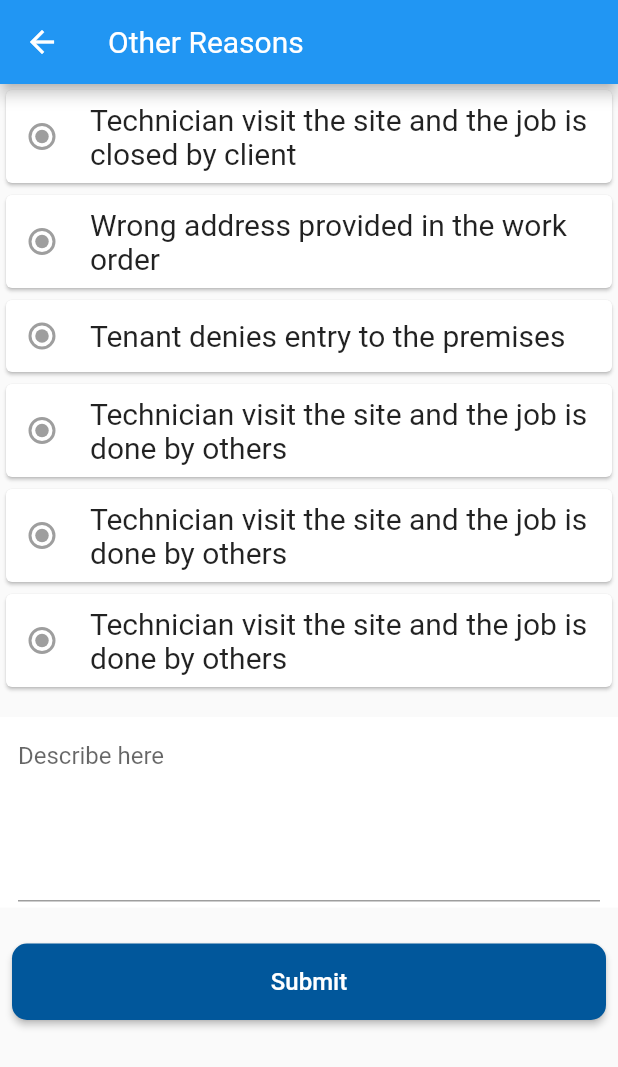
After one commit to openwavecomputing/JMS_Flutter_BLoC, a Flutter app: the TenantOthers screen opened directly, on a phone screen of 412 x 824 dp. The commit adds this screen. Shown: the top 1067 px of the screen. Run offline on Flutter 3.47's test engine with Material 2 defaults, Android fonts, the phone set to English and light mode, and no system bars; our stand-ins replace connectivity, device_info, equatable, flutter_bloc, package_info, progress_dialog and 1 more; accounts and stored records are empty.

Commit message:
feedback, hazard form, update job, tenant status and tbc screen implemented but yet to complete other screens and tweaks

```diff
--- a/lib/config/constants/size_constants.dart
+++ b/lib/config/constants/size_constants.dart
@@ -7,7 +7,9 @@ class SizeConstants {
   static const double SIZE_16 = 16.0;
   static const double SIZE_20 = 20.0;
   static const double SIZE_26 = 26.0;
+  static const double SIZE_32 = 32.0;
   static const double SIZE_50 = 50.0;
+  static const double SIZE_64 = 64.0;
 
   static const double SIZE_100 = 100.0;
   static const double SIZE_120 = 120.0;
--- /dev/null
+++ b/lib/modules/feedback/feedback.dart
@@ -0,0 +1,32 @@
+import 'package:flutter/material.dart';
+
+class FeedbackScreen extends StatefulWidget {
+  @override
+  _FeedbackScreenState createState() => _FeedbackScreenState();
+}
+
+class _FeedbackScreenState extends State<FeedbackScreen> {
+  @override
+  Widget build(BuildContext context) {
+    return Scaffold(
+      appBar: AppBar(
+        title: Text("Feedback",
+            style: TextStyle(
+                fontWeight: FontWeight.w400,
+                fontSize: 20.0,
+                color: Colors.white)),
+        backgroundColor: Colors.blue,
+      ),
+      body: ListView(
+        children: [
+          Text("1.Were they polite and courteous?"),
+          Text("2.Was the work area left clean?"),
+          Text("3.How would you rate the level of\nprovided service today?"),
+          Text("4.Were they on time for the their appointment?"),
+          Text("5.Was the result of the work done explain clearly to you?"),
+          Text("6.Has all the power and light circuits been restored?"),
+        ],
+      ),
+    );
+  }
+}
--- a/lib/modules/job_update/job_closed_by_tenant.dart
+++ b/lib/modules/job_update/job_closed_by_tenant.dart
@@ -12,12 +12,6 @@ class _JobClosedByTenantState extends State<JobClosedByTenant> {
   Widget build(BuildContext context) {
     return ListView(
         children: [
-          Row(
-            children: [
-              Text("Select Date",style: TextStyle(fontSize: 18.0,fontWeight: FontWeight.bold, color: Colors.black54)),
-              Icon(Icons.calendar_today)
-            ],
-          ),
           Container(
             color: Colors.white,
             child: Padding(
--- /dev/null
+++ b/lib/modules/tenant_status/tenant_others/reason.dart
@@ -0,0 +1,9 @@
+class Reason {
+  String id;
+  String reasonName;
+
+
+  Reason(
+      this.id,
+      this.reasonName);
+}
--- /dev/null
+++ b/lib/modules/tenant_status/tenant_others/tenant_others.dart
@@ -0,0 +1,157 @@
+import 'package:flutter/cupertino.dart';
+import 'package:flutter/material.dart';
+import 'package:jms_flutter_bloc/config/constants/color_constants.dart';
+import 'package:jms_flutter_bloc/config/constants/size_constants.dart';
+import 'package:jms_flutter_bloc/modules/tenant_status/tenant_others/reason.dart';
+
+class TenantOthers extends StatefulWidget {
+  @override
+  _TenantOthersState createState() => _TenantOthersState();
+}
+
+class _TenantOthersState extends State<TenantOthers> {
+  List<Reason> reasons = [
+    Reason("1", "Technician visit the site and the job is closed by client"),
+    Reason("2", "Wrong address provided in the work order"),
+    Reason("3", "Tenant denies entry to the premises"),
+    Reason("4", "Technician visit the site and the job is done by others"),
+    Reason("4", "Technician visit the site and the job is done by others"),
+    Reason("4", "Technician visit the site and the job is done by others"),
+
+  ];
+  final TextEditingController _inputTextField = new TextEditingController();
+  int _radioValue = 0;
+  String _radioTextValue = "Yes";
+  @override
+  Widget build(BuildContext context) {
+    return Scaffold(
+      appBar: AppBar(
+        title: Text("Other Reasons",
+            style: TextStyle(
+                fontWeight: FontWeight.w400,
+                fontSize: 20.0,
+                color: Colors.white)),
+        backgroundColor: Colors.blue,
+      ),
+      body: ListView(
+        scrollDirection: Axis.vertical,
+        shrinkWrap: true,
+        physics: NeverScrollableScrollPhysics(),
+        children: _buildReasons(),
+      ),
+    );
+  }
+
+  List<Widget> _buildReasons() {
+    List<Widget> reasonWidgets = [];
+    reasons.forEach((element) {
+      reasonWidgets.add(Card(
+        child: Row(
+          textDirection: TextDirection.ltr,
+          children: [
+            Radio<int>(
+                value: 0,
+                activeColor: Colors.green,
+                groupValue: _radioValue,
+                ),
+            Flexible(
+              child: Padding(
+                padding: const EdgeInsets.all(8.0),
+                child: Text(
+                  "${element.reasonName}", textAlign: TextAlign.start,
+                  style: TextStyle(fontWeight: FontWeight.w400, fontSize: 20.0),
+                ),
+              ),
+            ),
+          ],
+        ),
+      ));
+    });
+    reasonWidgets.add(SizedBox(height: 16.0));
+    reasonWidgets.add( Container(
+      color: Colors.white,
+      child: Padding(
+        padding: const EdgeInsets.fromLTRB(12.0, 4.0, 12.0, 4.0),
+        child: TextField(
+          keyboardType: TextInputType.multiline,
+          minLines: 5,
+          maxLines: null,
+          textCapitalization: TextCapitalization.characters,
+          controller: _inputTextField,
+          decoration: InputDecoration(
+            hintText: "Describe here",
+          ),
+        ),
+      ),
+    ));
+    reasonWidgets.add(SizedBox(height: 16.0));
+    reasonWidgets.add( Padding(
+      padding: const EdgeInsets.all(8.0),
+      child:  RaisedButton(
+        shape: RoundedRectangleBorder(
+          borderRadius: BorderRadius.circular(10.0),
+        ),
+        padding: EdgeInsets.all(SizeConstants.SIZE_16),
+        child: Text("Submit",
+            style: TextStyle(fontSize: SizeConstants.SIZE_16)),
+        onPressed: () {
+          print("Submit");
+        },
+        color: ColorConstants.primaryDarkColor,
+        textColor: Colors.white,
+      ),
+    ));
+    return reasonWidgets;
+  }
+  void _processRadioChanged(int value) {
+    setState(() {
+      _radioValue = value;
+      print("radioValue $_radioValue");
+      switch (_radioValue) {
+        case 0:
+          _radioTextValue = "Yes";
+          break;
+        case 1:
+          _radioTextValue = "No";
+          break;
+      }
+    });
+  }
+  // Widget _buildBottom() {
+  //   return ListView(
+  //     children: [
+  //       Container(
+  //         color: Colors.white,
+  //         child: Padding(
+  //           padding: const EdgeInsets.fromLTRB(12.0, 4.0, 12.0, 4.0),
+  //           child: TextField(
+  //             keyboardType: TextInputType.multiline,
+  //             minLines: 5,
+  //             maxLines: null,
+  //             textCapitalization: TextCapitalization.characters,
+  //             controller: _inputTextField,
+  //             decoration: InputDecoration(
+  //               hintText: "Describe here",
+  //             ),
+  //           ),
+  //         ),
+  //       ),
+  //       Padding(
+  //         padding: const EdgeInsets.all(8.0),
+  //         child: RaisedButton(
+  //           color: Colors.blue,
+  //           onPressed: () {},
+  //           child: Text(
+  //             "Submit",
+  //             style: TextStyle(
+  //               fontWeight: FontWeight.w500,
+  //               fontSize: 16.0,
+  //               color: Colors.white,
+  //             ),
+  //           ),
+  //         ),
+  //       )
+  //     ],
+  //   );
+  // }
+}
```
Also changed, not shown: lib/main.dart (+6 -4 lines), lib/modules/hazard_form/hazard_form.dart (added, +92 -0 lines), lib/modules/job_update/job_postpone.dart (+131 -0 lines), lib/modules/tenant_status/tenant_status.dart (added, +102 -0 lines), lib/modules/to_be_continue/to_be_continue.dart (added, +154 -0 lines).
